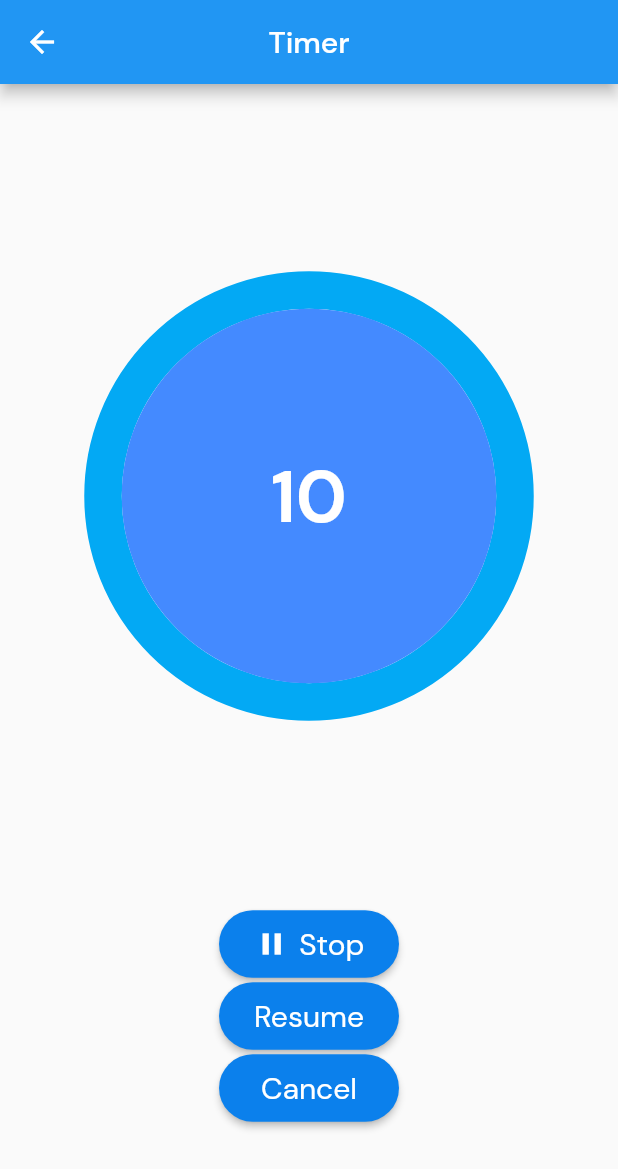
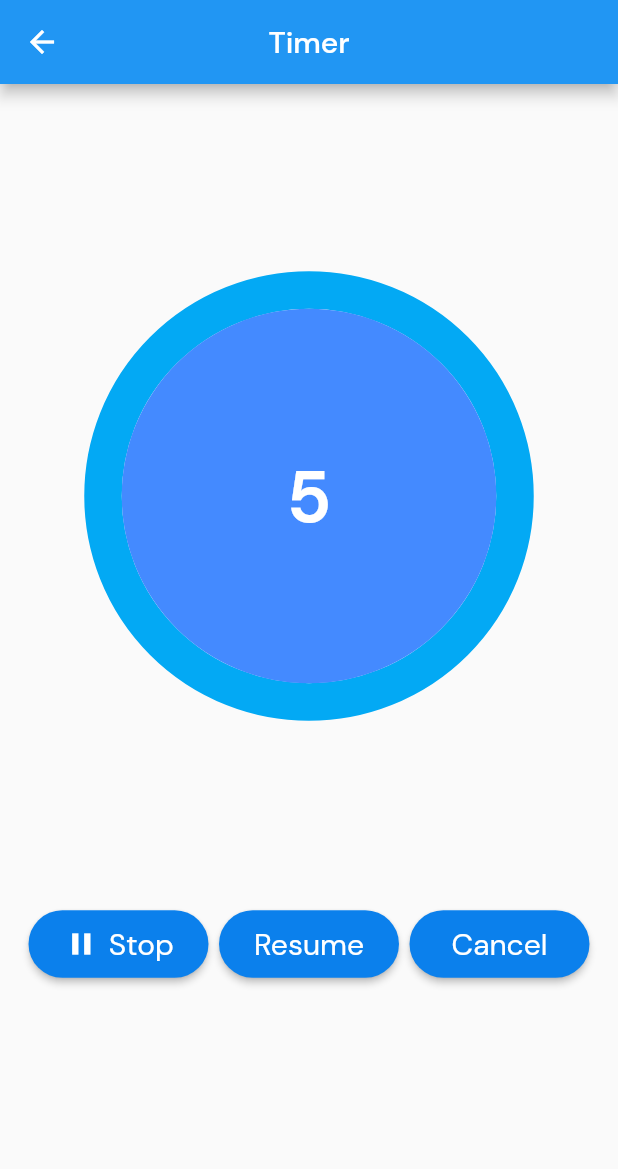
Before and after one commit to ahmadrafidev/habit-tracker, a Flutter app: the TimerScreen screen opened by its route, on a phone screen of 412 x 824 dp. Shown: the top 1169 px of the screen. Run offline on Flutter 3.47's test engine with Material 2 defaults, Android fonts, the light colour scheme and no system bars; drawn by our look-alikes of circular_countdown_timer; our stand-ins replace google_fonts, persistent_bottom_nav_bar, rflutter_alert, table_calendar.

Commit message:
finishing timer screen

```diff
--- a/lib/screens/calendar_screen.dart
+++ b/lib/screens/calendar_screen.dart
@@ -1,4 +1,5 @@
 import 'package:flutter/material.dart';
+import 'package:table_calendar/table_calendar.dart';
 
 class CalendarScreen extends StatelessWidget {
   static const routeName = '/calendar';
--- a/lib/screens/timer_screen.dart
+++ b/lib/screens/timer_screen.dart
@@ -26,9 +26,9 @@ class _TimerScreenState extends State<TimerScreen> {
         child: Column(
           mainAxisSize: MainAxisSize.min,
           children: <Widget>[
-            Center(
+            Center (
               child: CircularCountDownTimer(
-                duration: 10,
+                duration: 5,
                 initialDuration: 0,
                 height: MediaQuery.of(context).size.height / 1.5,
                 width: MediaQuery.of(context).size.width / 1.5,
@@ -54,17 +54,22 @@ class _TimerScreenState extends State<TimerScreen> {
                   Alert(
                       context: context,
                       title: 'Done',
+                      desc: "You've done a great job",
                     style: const AlertStyle(
                       isCloseButton: true,
                       isButtonVisible: false,
                       titleStyle:
-                                TextStyle(color: Colors.white, fontSize: 30.0),
+                          TextStyle(color: Colors.black54, fontSize: 30.0
                         ),
-                          type: AlertType.success)
-                      .show();
+                    ),
+                    type: AlertType.success
+                    ).show();
                 },
               ),
             ),
+            Row(
+              mainAxisAlignment: MainAxisAlignment.center,
+              children: <Widget>[
                 ElevatedButton.icon(
                   style: ElevatedButton.styleFrom(
                     fixedSize: const Size(120, 45),
@@ -89,6 +94,7 @@ class _TimerScreenState extends State<TimerScreen> {
                   },
                   icon: Icon(_isStop ? Icons.play_arrow : Icons.pause),
                   label: Text(_isStop ? "Start" : "Stop")),
+                const SizedBox(width: 7),
                 ElevatedButton(
                     style: ElevatedButton.styleFrom(
                       fixedSize: const Size(120, 45),
@@ -109,6 +115,7 @@ class _TimerScreenState extends State<TimerScreen> {
                       });
                     },
                     child: const Text("Resume")),
+                const SizedBox(width: 7),
                 ElevatedButton(
                     style: ElevatedButton.styleFrom(
                       fixedSize: const Size(120, 45),
@@ -128,7 +135,10 @@ class _TimerScreenState extends State<TimerScreen> {
                         }
                       });
                     },
-                child: const Text("Cancel")),
+                    child: const Text("Cancel")
+                    ),
+              ],
+            )
           ],
         ),
       ),
```
Lines whose indentation alone changed are shown as unchanged.
